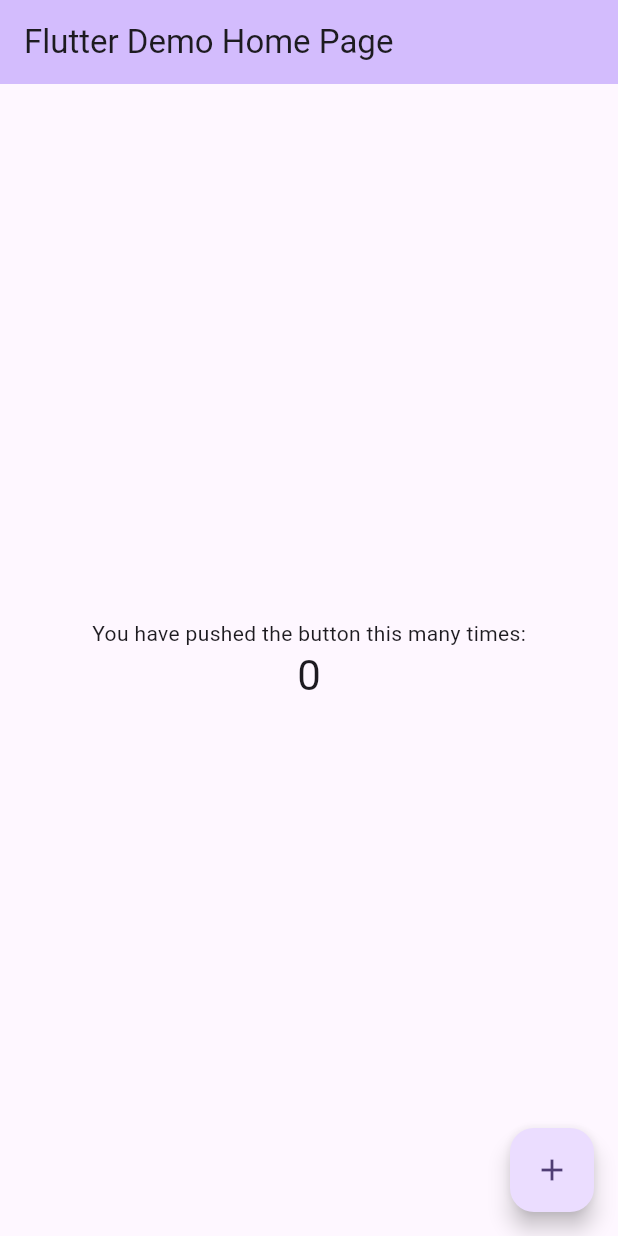
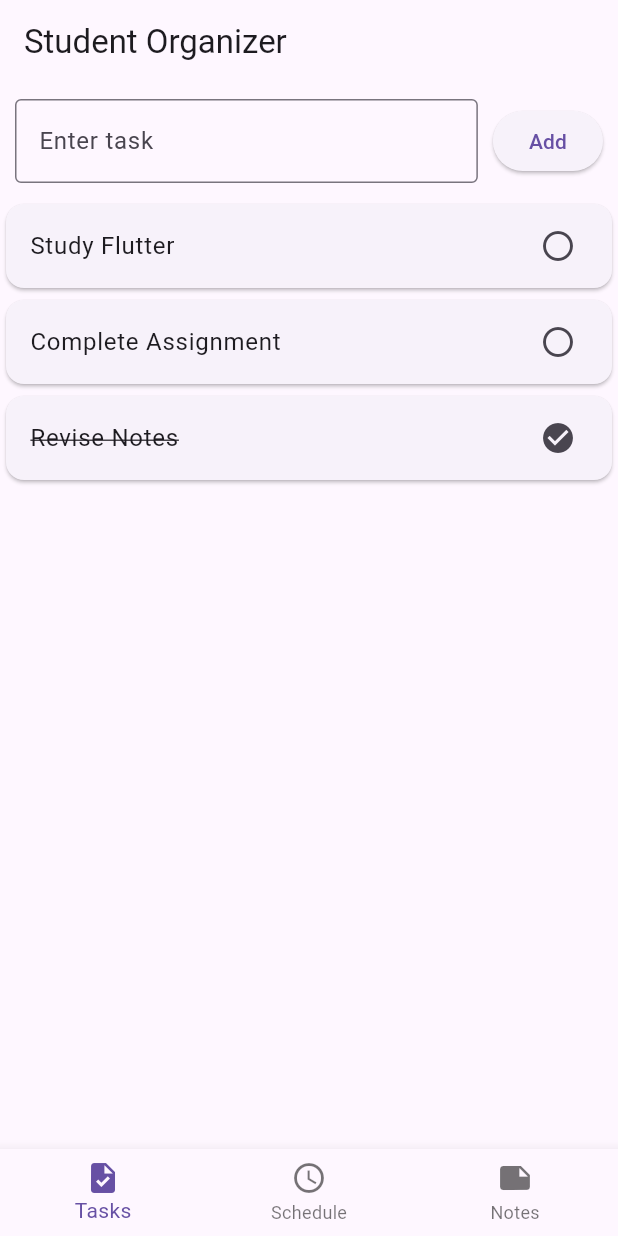
Before and after one commit to Vivek-afk81/web-technology, a Flutter app: the screen it shows after launch, on a phone screen of 412 x 824 dp. Run offline on Flutter 3.47's test engine with Material 3 defaults, Android fonts, the phone set to English and light mode, and no system bars.

Commit message:
add home_screen,task_screens

```diff
--- /dev/null
+++ b/flutter/student_organizer/lib/home_screen.dart
@@ -0,0 +1,57 @@
+import 'package:flutter/material.dart';
+import 'tasks_screen.dart';
+
+class HomeScreen extends StatefulWidget{
+  @override
+  _HomeScreenState createState() => _HomeScreenState();
+}
+
+class _HomeScreenState extends State<HomeScreen> {
+  int _currentIndex = 0; // tracks current tab
+
+  final List<Widget> _screens = [
+    Center(child: TasksScreen()),
+    Center(child: Text("Schedule Screen")),
+    Center(child: Text("Notes Screen")),
+  ];
+
+  void _onTabTapped(int index) {  //onTap when user clicks
+    setState(() {
+      _currentIndex = index;
+    });
+  }
+
+  @override
+  Widget build(BuildContext context) {
+    return Scaffold(
+      appBar: AppBar(
+        title: Text("Student Organizer"),
+      ),
+      body: _screens[_currentIndex],
+      bottomNavigationBar: BottomNavigationBar(
+        currentIndex: _currentIndex,
+        onTap: _onTabTapped,
+        items: [
+          BottomNavigationBarItem(icon: Icon(Icons.task), label: "Tasks"),
+          BottomNavigationBarItem(icon: Icon(Icons.schedule), label: "Schedule"),
+          BottomNavigationBarItem(icon: Icon(Icons.note), label: "Notes"),
+        ],
+      ),
+    );
+  }
+}
+
+
+/*
+Full flow
+
+User taps tab
+ ↓
+onTap triggered
+ ↓
+setState() updates index
+ ↓
+build() runs again
+ ↓
+new screen displayed
+*/
--- a/flutter/student_organizer/lib/main.dart
+++ b/flutter/student_organizer/lib/main.dart
@@ -1,122 +1,17 @@
 import 'package:flutter/material.dart';
+import 'home_screen.dart';
 
 void main() {
-  runApp(const MyApp());
+  runApp(MyApp());
 }
 
-class MyApp extends StatelessWidget {
-  const MyApp({super.key});
-
-  // This widget is the root of your application.
+class MyApp extends StatelessWidget{
   @override
-  Widget build(BuildContext context) {
+  Widget build(BuildContext context){
     return MaterialApp(
-      title: 'Flutter Demo',
-      theme: ThemeData(
-        // This is the theme of your application.
-        //
-        // TRY THIS: Try running your application with "flutter run". You'll see
-        // the application has a purple toolbar. Then, without quitting the app,
-        // try changing the seedColor in the colorScheme below to Colors.green
-        // and then invoke "hot reload" (save your changes or press the "hot
-        // reload" button in a Flutter-supported IDE, or press "r" if you used
-        // the command line to start the app).
-        //
-        // Notice that the counter didn't reset back to zero; the application
-        // state is not lost during the reload. To reset the state, use hot
-        // restart instead.
-        //
-        // This works for code too, not just values: Most code changes can be
-        // tested with just a hot reload.
-        colorScheme: .fromSeed(seedColor: Colors.deepPurple),
-      ),
-      home: const MyHomePage(title: 'Flutter Demo Home Page'),
+      title: "Student Organizer",
+      home:HomeScreen(),
     );
   }
+
 }
-
-class MyHomePage extends StatefulWidget {
-  const MyHomePage({super.key, required this.title});
-
-  // This widget is the home page of your application. It is stateful, meaning
-  // that it has a State object (defined below) that contains fields that affect
-  // how it looks.
-
-  // This class is the configuration for the state. It holds the values (in this
-  // case the title) provided by the parent (in this case the App widget) and
-  // used by the build method of the State. Fields in a Widget subclass are
-  // always marked "final".
-
-  final String title;
-
-  @override
-  State<MyHomePage> createState() => _MyHomePageState();
-}
-
-class _MyHomePageState extends State<MyHomePage> {
-  int _counter = 0;
-
-  void _incrementCounter() {
-    setState(() {
-      // This call to setState tells the Flutter framework that something has
-      // changed in this State, which causes it to rerun the build method below
-      // so that the display can reflect the updated values. If we changed
-      // _counter without calling setState(), then the build method would not be
-      // called again, and so nothing would appear to happen.
-      _counter++;
-    });
-  }
-
-  @override
-  Widget build(BuildContext context) {
-    // This method is rerun every time setState is called, for instance as done
-    // by the _incrementCounter method above.
-    //
-    // The Flutter framework has been optimized to make rerunning build methods
-    // fast, so that you can just rebuild anything that needs updating rather
-    // than having to individually change instances of widgets.
-    return Scaffold(
-      appBar: AppBar(
-        // TRY THIS: Try changing the color here to a specific color (to
-        // Colors.amber, perhaps?) and trigger a hot reload to see the AppBar
-        // change color while the other colors stay the same.
-        backgroundColor: Theme.of(context).colorScheme.inversePrimary,
-        // Here we take the value from the MyHomePage object that was created by
-        // the App.build method, and use it to set our appbar title.
-        title: Text(widget.title),
-      ),
-      body: Center(
-        // Center is a layout widget. It takes a single child and positions it
-        // in the middle of the parent.
-        child: Column(
-          // Column is also a layout widget. It takes a list of children and
-          // arranges them vertically. By default, it sizes itself to fit its
-          // children horizontally, and tries to be as tall as its parent.
-          //
-          // Column has various properties to control how it sizes itself and
-          // how it positions its children. Here we use mainAxisAlignment to
-          // center the children vertically; the main axis here is the vertical
-          // axis because Columns are vertical (the cross axis would be
-          // horizontal).
-          //
-          // TRY THIS: Invoke "debug painting" (choose the "Toggle Debug Paint"
-          // action in the IDE, or press "p" in the console), to see the
-          // wireframe for each widget.
-          mainAxisAlignment: .center,
-          children: [
-            const Text('You have pushed the button this many times:'),
-            Text(
-              '$_counter',
-              style: Theme.of(context).textTheme.headlineMedium,
-            ),
-          ],
-        ),
-      ),
-      floatingActionButton: FloatingActionButton(
-        onPressed: _incrementCounter,
-        tooltip: 'Increment',
-        child: const Icon(Icons.add),
-      ),
-    );
-  }
-}
--- /dev/null
+++ b/flutter/student_organizer/lib/tasks_screen.dart
@@ -0,0 +1,92 @@
+import 'package:flutter/material.dart';
+
+class TasksScreen extends StatefulWidget {
+  @override
+  _TasksScreenState createState() => _TasksScreenState();
+}
+
+class _TasksScreenState extends State<TasksScreen> {
+  TextEditingController _controller = TextEditingController();
+
+  List<Map<String, dynamic>> tasks = [
+    {"title": "Study Flutter", "isDone": false},
+    {"title": "Complete Assignment", "isDone": false},
+    {"title": "Revise Notes", "isDone": true},
+  ];
+
+  void toggleTask(int index) {
+    setState(() {
+      tasks[index]["isDone"] = !tasks[index]["isDone"];
+    });
+  }
+
+  @override
+  Widget build(BuildContext context) {
+    return SafeArea(
+      child: Column(
+        children: [
+          Padding(
+            padding: EdgeInsets.all(10),
+            child: Row(
+              children: [
+                Expanded(
+                  child: TextField(
+                    controller: _controller,
+                    decoration: InputDecoration(
+                      hintText: "Enter task",
+                      border: OutlineInputBorder(),
+                    ),
+                  ),
+                ),
+                SizedBox(width: 10),
+                ElevatedButton(
+                  onPressed: () {
+                    // print("Button clicked");
+                    // print(_controller.text);
+
+                    if (_controller.text.isNotEmpty) {
+                      setState(() {
+                        tasks.add({
+                          "title": _controller.text,
+                          "isDone": false,
+                        });
+                      });
+                      _controller.clear();
+                    }
+                  },
+                  child: Text("Add"),
+                ),
+              ],
+            ),
+          ),
+
+          Expanded(
+            child: ListView.builder(
+              itemCount: tasks.length,
+              itemBuilder: (context, index) {
+                return Card(
+                  child: ListTile(
+                    title: Text(
+                      tasks[index]["title"],
+                      style: TextStyle(
+                        decoration: tasks[index]["isDone"]
+                            ? TextDecoration.lineThrough
+                            : TextDecoration.none,
+                      ),
+                    ),
+                    trailing: Icon(
+                      tasks[index]["isDone"]
+                          ? Icons.check_circle
+                          : Icons.circle_outlined,
+                    ),
+                    onTap: () => toggleTask(index),
+                  ),
+                );
+              },
+            ),
+          ),
+        ],
+      ),
+    );
+  }
+}
```
